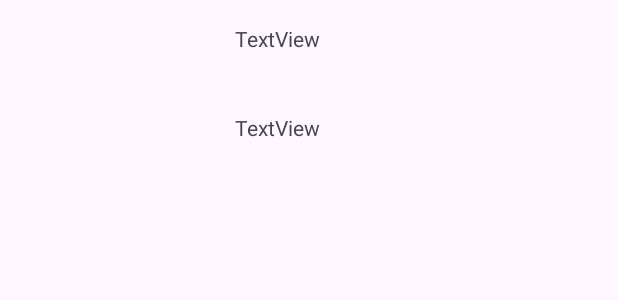
After one commit to Niranjanfr/ProjectLeBonCoin_AMSE, an Android app: the layout item_listview_ad.xml on its own in the app's theme, with its tools: preview values and no code run, on a phone screen of 412 x 824 dp. The commit adds this screen. Shown: the top 300 px of the screen. Run offline under Robolectric (Android 15) with nearby library versions, the phone set to English and light mode, and no system bars.

Commit message:
starting list view

```diff
--- /dev/null
+++ b/app/src/main/java/com/example/projectleboncoin_amse/AdModel.java
@@ -0,0 +1,55 @@
+package com.example.projectleboncoin_amse;
+
+public class AdModel {
+    private String title;
+    private String address;
+    private int image;
+
+    // Constructor
+    public AdModel(String title, String address, int image) {
+        this.title = title;
+        this.address = address;
+        this.image = image;
+    }
+
+    // Getter and Setter
+    public String getTitle() {
+        return title;
+    }
+
+    public void setTitle(String title) {
+        this.title = title;
+    }
+// ...
+}
+//public class AdAdapter extends BaseAdapter {
+//    private final Context context;
+//    private final Arraylist<admodel> admodelarraylist;
+//    private final layoutinflater inflater;
+//    // Constructor
+//    public AdAdapter(Context context, ArrayList<AdModel> adModelArrayList) {
+//        this.context = context;
+//        this.adModelArrayList = adModelArrayList;
+//        inflater = (LayoutInflater.from(context));
+//    }
+//    @Override
+//    public int getCount() { return ... ; } // Return ad number
+//    @Override
+//    public Object getItem(int i) { return ... ; } // Return ad number i
+//    @Override
+//    public long getItemId(int i) { return ... ; } // Return ad id i
+//    @Override
+//    public View getView(int i, View view, ViewGroup viewGroup) {
+//// Get ad number i
+//        AdModel ad = ... ;
+//        view = inflater.inflate(R.layout.votre_design_layout, null);
+//// Get the image view and both text views
+//        ImageView imageIV = ... ;
+//        TextView titleTV = ... ;
+//        TextView addressTV = ... ;
+//        imageIV.setImageResource(...);
+//        titleTV.setText(...);
+//        addressTV.setText(...);
+//        return view;
+//    }
+//}
--- /dev/null
+++ b/app/src/main/res/layout/item_listview_ad.xml
@@ -0,0 +1,31 @@
+<?xml version="1.0" encoding="utf-8"?>
+<androidx.constraintlayout.widget.ConstraintLayout xmlns:android="http://schemas.android.com/apk/res/android"
+    xmlns:app="http://schemas.android.com/apk/res-auto"
+    xmlns:tools="http://schemas.android.com/tools"
+    android:layout_width="match_parent"
+    android:layout_height="match_parent"
+    tools:context=".AdAddActivity">
+
+    <TextView
+        android:id="@+id/textView"
+        android:layout_width="247dp"
+        android:layout_height="36dp"
+        android:layout_marginTop="23dp"
+        android:layout_marginEnd="8dp"
+        android:text="TextView"
+        app:layout_constraintEnd_toEndOf="parent"
+        app:layout_constraintTop_toBottomOf="@+id/textView2" />
+
+    <TextView
+        android:id="@+id/textView2"
+        android:layout_width="247dp"
+        android:layout_height="36dp"
+        android:layout_marginTop="16dp"
+        android:layout_marginEnd="8dp"
+        android:layout_marginBottom="23dp"
+        android:text="TextView"
+        app:layout_constraintBottom_toTopOf="@+id/textView"
+        app:layout_constraintEnd_toEndOf="parent"
+        app:layout_constraintTop_toTopOf="parent" />
+
+</androidx.constraintlayout.widget.ConstraintLayout>
```
Also changed, not shown: app/src/main/java/com/example/projectleboncoin_amse/AdAddActivity.java (line endings or trailing spaces), app/src/main/java/com/example/projectleboncoin_amse/AdListViewActivity.java (line endings or trailing spaces).
